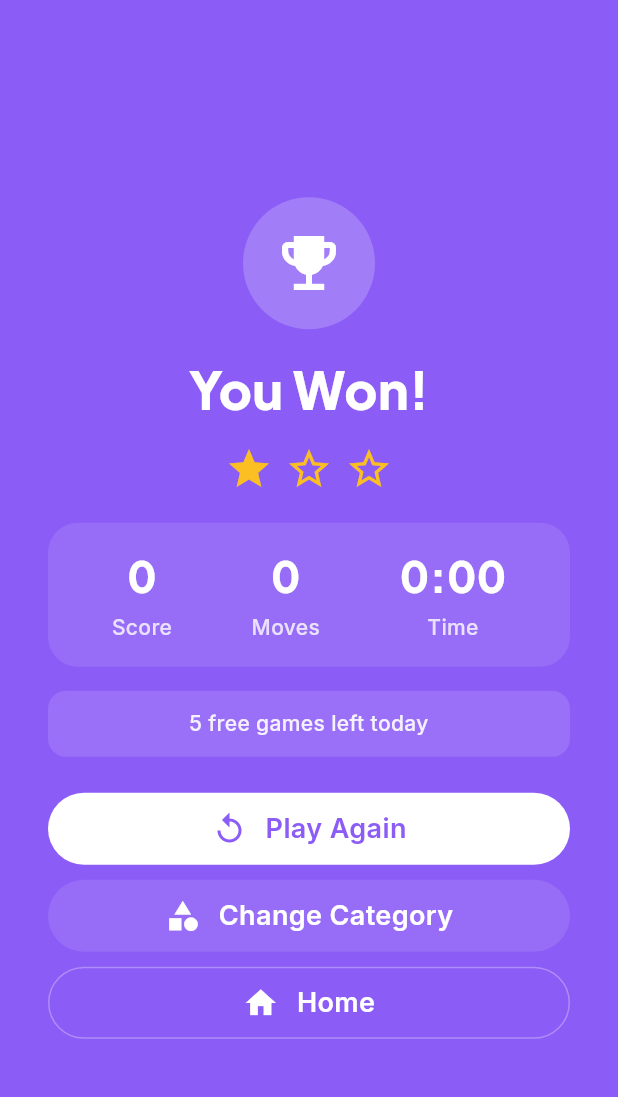
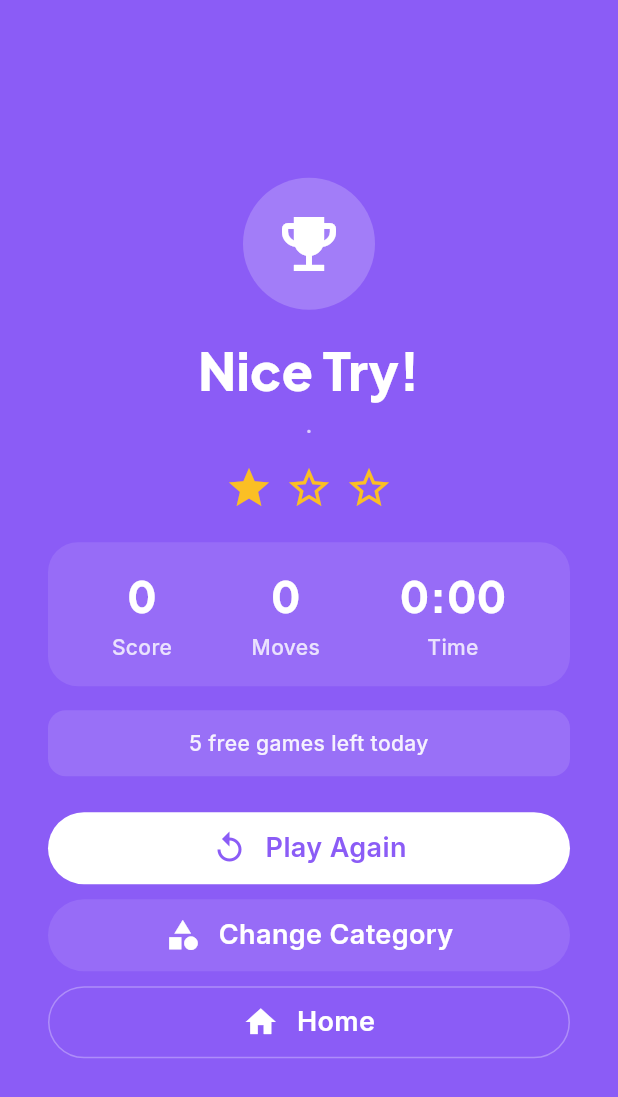
Before and after one commit to aytackocaman/musicmemo, a Flutter app: the WinScreen screen opened directly with empty values, on a phone screen of 412 x 824 dp. Shown: the top 1097 px of the screen. Run offline on Flutter 3.47's test engine with Material 3 defaults, Android fonts, the phone set to English and light mode, and no system bars; our stand-ins replace app_links, audioplayers, flutter_dotenv, flutter_riverpod, google_fonts, package_info_plus and 4 more; accounts and stored records are empty.

Commit message:
Improve win screen and fix category name formatting everywhere
Win screen: replace generic 'You Won!' with star-based title
(Perfect / Well Done / Nice Try) and show category + grid size.
Fix category formatting across all screens so underscores become
spaces and each word is capitalised (e.g. 'deep_house' → 'Deep House'),
including tag-based categories (e.g. 'tag:mood:lo_fi' → 'Lo Fi').

Co-Authored-By: Claude Sonnet 4.6 <noreply@anthropic.com>

```diff
--- a/lib/screens/game/win_screen.dart
+++ b/lib/screens/game/win_screen.dart
@@ -85,9 +85,18 @@ class _WinScreenState extends ConsumerState<WinScreen> {
 
                 // Title
                 Text(
-                  'You Won!',
+                  stars == 3 ? 'Perfect!' : stars == 2 ? 'Well Done!' : 'Nice Try!',
                   style: AppTypography.headline2(context).copyWith(
                     color: AppColors.white,
+                  ),
+                ),
+                const SizedBox(height: 6),
+
+                // Category & grid info
+                Text(
+                  '${_formatCategory(widget.category)}  ·  ${widget.gridSize.replaceAll('x', '×')}',
+                  style: AppTypography.bodySmall(context).copyWith(
+                    color: AppColors.white.withValues(alpha: 0.7),
                   ),
                 ),
                 const SizedBox(height: 12),
@@ -190,6 +199,16 @@ class _WinScreenState extends ConsumerState<WinScreen> {
         ),
       ),
     );
+  }
+
+  String _formatCategory(String category) {
+    final raw = category.startsWith('tag:')
+        ? (category.split(':').elementAtOrNull(2) ?? category)
+        : category;
+    return raw
+        .split('_')
+        .map((w) => w.isEmpty ? '' : w[0].toUpperCase() + w.substring(1))
+        .join(' ');
   }
 
   Widget _buildStat(String value, String label) {
```
Also changed, not shown: lib/screens/game/local_multiplayer_game_screen.dart (+5 -6 lines), lib/screens/game/online_game_screen.dart (+5 -6 lines), lib/screens/game/online_mode_screen.dart (+11 -1 lines).
